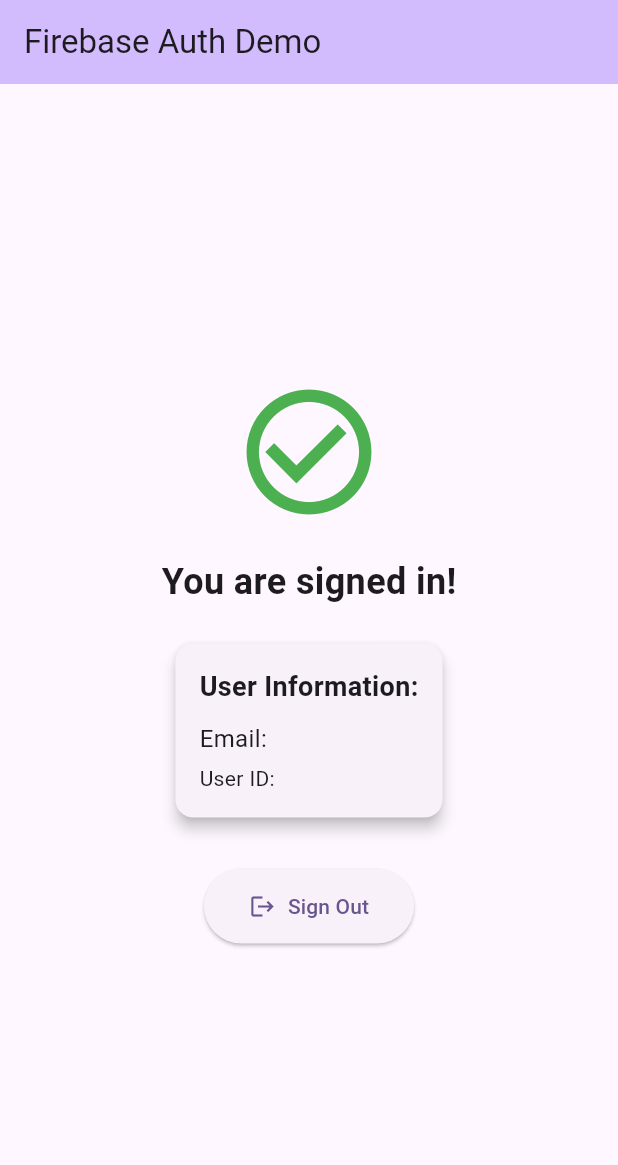
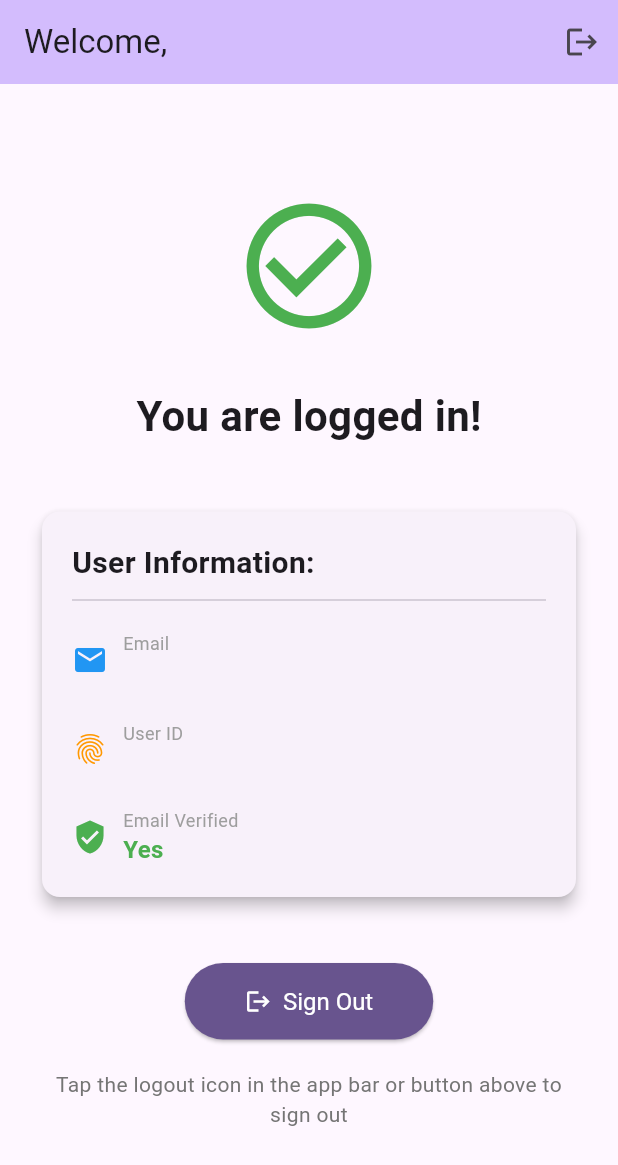
Before and after one commit to kalviumcommunity/S86-0126-Synapse-Building-Smart-Mobile-Experiences-with-Flutter-And-Firebase-Club-X, a Flutter app: the screen it shows once a user with an empty profile is signed in, on a phone screen of 412 x 824 dp. Shown: the top 1165 px of the screen. Run offline on Flutter 3.47's test engine with Material 3 defaults, Android fonts, the light colour scheme and no system bars; our stand-ins replace cloud_firestore, firebase_auth, firebase_core; accounts and stored records are empty.

Commit message:
feat: implemented signup, login, and logout flows using Firebase Auth

```diff
--- a/club_x/lib/main.dart
+++ b/club_x/lib/main.dart
@@ -1,7 +1,9 @@
 import 'package:flutter/material.dart';
 import 'package:firebase_core/firebase_core.dart';
+import 'package:firebase_auth/firebase_auth.dart';
 import 'firebase_options.dart';
 import 'screens/auth_screen.dart';
+import 'screens/home_screen.dart';
 
 void main() async {
   WidgetsFlutterBinding.ensureInitialized();
@@ -17,13 +19,33 @@ class MyApp extends StatelessWidget {
   @override
   Widget build(BuildContext context) {
     return MaterialApp(
-      title: 'Firebase Auth Demo',
+      title: 'Auth Flow Demo',
       debugShowCheckedModeBanner: false,
       theme: ThemeData(
         colorScheme: ColorScheme.fromSeed(seedColor: Colors.deepPurple),
         useMaterial3: true,
       ),
-      home: const AuthScreen(),
+      home: StreamBuilder<User?>(
+        stream: FirebaseAuth.instance.authStateChanges(),
+        builder: (ctx, snapshot) {
+          // Show loading indicator while checking auth state
+          if (snapshot.connectionState == ConnectionState.waiting) {
+            return const Scaffold(
+              body: Center(
+                child: CircularProgressIndicator(),
+              ),
+            );
+          }
+
+          // If user is logged in, show HomeScreen
+          if (snapshot.hasData) {
+            return const HomeScreen();
+          }
+
+          // If user is not logged in, show AuthScreen
+          return const AuthScreen();
+        },
+      ),
     );
   }
 }
--- /dev/null
+++ b/club_x/lib/screens/home_screen.dart
@@ -0,0 +1,201 @@
+import 'package:flutter/material.dart';
+import 'package:firebase_auth/firebase_auth.dart';
+
+class HomeScreen extends StatelessWidget {
+  const HomeScreen({super.key});
+
+  Future<void> _handleLogout(BuildContext context) async {
+    try {
+      await FirebaseAuth.instance.signOut();
+      // No need for navigation - authStateChanges() handles it automatically
+      if (context.mounted) {
+        ScaffoldMessenger.of(context).showSnackBar(
+          const SnackBar(
+            content: Text('Logged out successfully'),
+            backgroundColor: Colors.green,
+          ),
+        );
+      }
+    } catch (e) {
+      if (context.mounted) {
+        ScaffoldMessenger.of(context).showSnackBar(
+          SnackBar(
+            content: Text('Logout failed: $e'),
+            backgroundColor: Colors.red,
+          ),
+        );
+      }
+    }
+  }
+
+  @override
+  Widget build(BuildContext context) {
+    final user = FirebaseAuth.instance.currentUser;
+
+    return Scaffold(
+      appBar: AppBar(
+        title: Text('Welcome, ${user?.email ?? 'User'}'),
+        backgroundColor: Theme.of(context).colorScheme.inversePrimary,
+        actions: [
+          IconButton(
+            icon: const Icon(Icons.logout),
+            tooltip: 'Logout',
+            onPressed: () => _handleLogout(context),
+          ),
+        ],
+      ),
+      body: Center(
+        child: Padding(
+          padding: const EdgeInsets.all(24.0),
+          child: Column(
+            mainAxisAlignment: MainAxisAlignment.center,
+            children: [
+              const Icon(
+                Icons.check_circle_outline,
+                color: Colors.green,
+                size: 100,
+              ),
+              const SizedBox(height: 30),
+              const Text(
+                'You are logged in!',
+                style: TextStyle(
+                  fontSize: 28,
+                  fontWeight: FontWeight.bold,
+                ),
+              ),
+              const SizedBox(height: 40),
+              Card(
+                elevation: 4,
+                child: Padding(
+                  padding: const EdgeInsets.all(20.0),
+                  child: Column(
+                    crossAxisAlignment: CrossAxisAlignment.start,
+                    children: [
+                      const Text(
+                        'User Information:',
+                        style: TextStyle(
+                          fontSize: 20,
+                          fontWeight: FontWeight.bold,
+                        ),
+                      ),
+                      const Divider(height: 20),
+                      const SizedBox(height: 10),
+                      Row(
+                        children: [
+                          const Icon(Icons.email, color: Colors.blue),
+                          const SizedBox(width: 10),
+                          Expanded(
+                            child: Column(
+                              crossAxisAlignment: CrossAxisAlignment.start,
+                              children: [
+                                const Text(
+                                  'Email',
+                                  style: TextStyle(
+                                    fontSize: 12,
+                                    color: Colors.grey,
+                                  ),
+                                ),
+                                Text(
+                                  user?.email ?? 'N/A',
+                                  style: const TextStyle(fontSize: 16),
+                                ),
+                              ],
+                            ),
+                          ),
+                        ],
+                      ),
+                      const SizedBox(height: 20),
+                      Row(
+                        children: [
+                          const Icon(Icons.fingerprint, color: Colors.orange),
+                          const SizedBox(width: 10),
+                          Expanded(
+                            child: Column(
+                              crossAxisAlignment: CrossAxisAlignment.start,
+                              children: [
+                                const Text(
+                                  'User ID',
+                                  style: TextStyle(
+                                    fontSize: 12,
+                                    color: Colors.grey,
+                                  ),
+                                ),
+                                Text(
+                                  user?.uid ?? 'N/A',
+                                  style: const TextStyle(
+                                    fontSize: 14,
+                                    fontFamily: 'monospace',
+                                  ),
+                                  overflow: TextOverflow.ellipsis,
+                                ),
+                              ],
+                            ),
+                          ),
+                        ],
+                      ),
+                      const SizedBox(height: 20),
+                      Row(
+                        children: [
+                          const Icon(Icons.verified_user, color: Colors.green),
+                          const SizedBox(width: 10),
+                          Expanded(
+                            child: Column(
+                              crossAxisAlignment: CrossAxisAlignment.start,
+                              children: [
+                                const Text(
+                                  'Email Verified',
+                                  style: TextStyle(
+                                    fontSize: 12,
+                                    color: Colors.grey,
+                                  ),
+                                ),
+                                Text(
+                                  user?.emailVerified == true ? 'Yes' : 'No',
+                                  style: TextStyle(
+                                    fontSize: 16,
+                                    color: user?.emailVerified == true
+                                        ? Colors.green
+                                        : Colors.orange,
+                                    fontWeight: FontWeight.bold,
+                                  ),
+                                ),
+                              ],
+                            ),
+                          ),
+                        ],
+                      ),
+                    ],
+                  ),
+                ),
+              ),
+              const SizedBox(height: 40),
+              ElevatedButton.icon(
+                onPressed: () => _handleLogout(context),
+                icon: const Icon(Icons.logout),
+                label: const Text('Sign Out'),
+                style: ElevatedButton.styleFrom(
+                  padding: const EdgeInsets.symmetric(
+                    horizontal: 40,
+                    vertical: 16,
+                  ),
+                  backgroundColor: Theme.of(context).colorScheme.primary,
+                  foregroundColor: Colors.white,
+                  textStyle: const TextStyle(fontSize: 16),
+                ),
+              ),
+              const SizedBox(height: 20),
+              Text(
+                'Tap the logout icon in the app bar or button above to sign out',
+                textAlign: TextAlign.center,
+                style: TextStyle(
+                  fontSize: 14,
+                  color: Colors.grey[600],
+                ),
+              ),
+            ],
+          ),
+        ),
+      ),
+    );
+  }
+}
```
Also changed, not shown: 1 other file.
